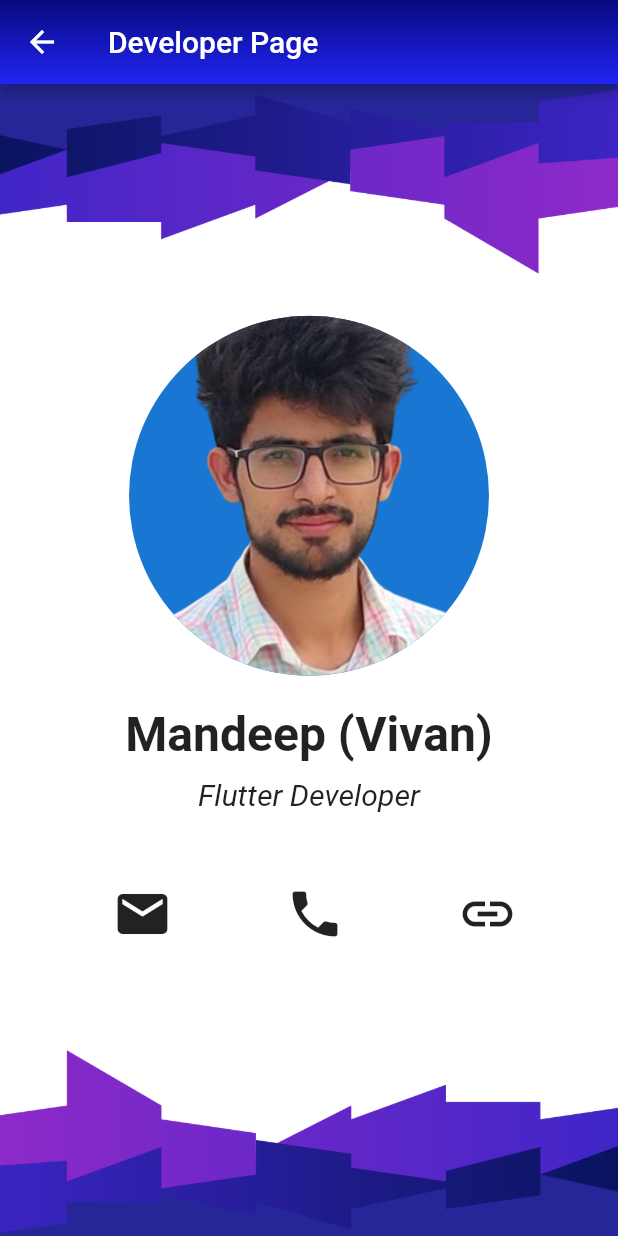
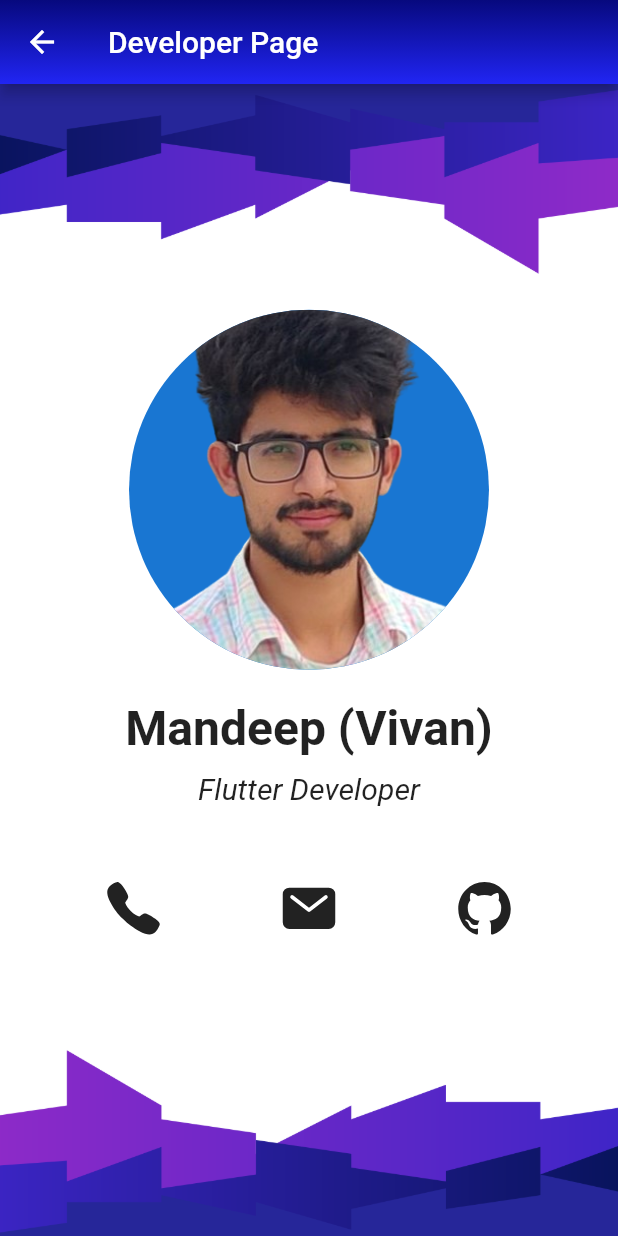
Before and after one commit to Mandeep-vivu/technozarreap, a Flutter app: the RegistrationForm screen opened directly with empty values, after a tap on the "menu" icon, after a tap on "Developer", on a phone screen of 412 x 824 dp. Run offline on Flutter 3.47's test engine with Material 2 defaults, Android fonts, the phone set to English and light mode, and no system bars; our stand-ins replace ionicons, rive, shared_preferences; accounts and stored records are empty; statements that could not run were skipped.

Commit message:
new look

```diff
--- a/lib/developer.dart
+++ b/lib/developer.dart
@@ -1,9 +1,42 @@
 import 'package:flutter/material.dart';
-import 'package:url_launcher/link.dart';
+
 import 'package:url_launcher/url_launcher.dart';
+import 'package:ionicons/ionicons.dart';
 
-class DeveloperPage extends StatelessWidget {
+class DeveloperPage extends StatefulWidget {
   const DeveloperPage({Key? key}) : super(key: key);
+
+  @override
+  State<DeveloperPage> createState() => _DeveloperPageState();
+}
+
+class _DeveloperPageState extends State<DeveloperPage> {
+
+
+  @override
+  void initState() {
+    super.initState();
+    // Check for phone call support.
+    canLaunchUrl(Uri(scheme: 'tel', path: ' ')); }
+
+
+  Future<void> _launchInBrowser(Uri url) async {
+    if (!await launchUrl(
+      url,
+      mode: LaunchMode.externalApplication,
+    )) {
+      throw Exception('Could not launch $url');
+    }
+  }
+
+
+  Future<void> _makePhoneCall(String phoneNumber) async {
+    final Uri launchUri = Uri(
+      scheme: 'tel',
+      path: phoneNumber,
+    );
+    await launchUrl(launchUri);
+  }
 
   @override
   Widget build(BuildContext context) {
@@ -11,7 +44,7 @@
       appBar: AppBar(
         title: const Text('Developer Page'),
         flexibleSpace: Container(
-          decoration: BoxDecoration(
+          decoration: const BoxDecoration(
             gradient: LinearGradient(
               begin: Alignment.topCenter,
               end: Alignment.bottomCenter,
@@ -58,26 +91,37 @@
               mainAxisAlignment: MainAxisAlignment.spaceEvenly,
               children: [
                 IconButton(
-                  icon: const Icon(
-                    Icons.mail,
-                    size: 40,
-                  ),
-                  onPressed: () {},
+                  onPressed: (){
+                    String phoneNumber = "8708893657";
+                    setState(() {
+                      _makePhoneCall(phoneNumber);
+                    }
+                    ) ;
+
+                  },
+                  icon: const Icon(Ionicons.call),
+                  iconSize: 40,
                 ),
                 IconButton(
-                  icon: const Icon(
-                    Icons.phone,
-                    size: 40,
-                  ),
-                  onPressed: () {},
+                  onPressed: (){
+                    Uri toLaunch = Uri(
+                        scheme: 'mailto',
+                        path: 'mandeepses132@gmail.com',
+                    );
+                   _launchInBrowser(toLaunch);
+                  },
+                  icon: const Icon(Ionicons.mail),
+                  iconSize: 40,
                 ),
                 IconButton(
-                  icon: const Icon(
-                    Icons.link,
-                    size: 40,
-                  ),
-                  onPressed: () {},
-                ),
+                  onPressed: (){
+                    final Uri toLaunch =
+                    Uri(scheme: 'https', host: 'github.com', path: 'Mandeep-vivu');
+                    _launchInBrowser(toLaunch);
+                  },
+                  icon: const Icon(Ionicons.logo_github),
+                  iconSize: 40,
+      ),
               ],
             ),
             const SizedBox(height: 40),
--- a/lib/drawer.dart
+++ b/lib/drawer.dart
@@ -61,7 +61,7 @@
                       // do something when Home is selected
                       Navigator.push(
                         context,
-                        MaterialPageRoute(builder: (context) => MyApp()),
+                        MaterialPageRoute(builder: (context) => const MyApp()),
                       );
                     },
                   ),
@@ -76,7 +76,22 @@
                       Navigator.push(
                         context,
                         MaterialPageRoute(
-                            builder: (context) => DeveloperPage()),
+                            builder: (context) => const DeveloperPage()),
+                      );
+                    },
+                  ),
+                  const Divider(),
+                  ListTile(
+                    leading: const Icon(
+                      Icons.code,
+                      color: Color.fromRGBO(38, 8, 173, 0.69),
+                    ),
+                    title: const Text('Developer'),
+                    onTap: () {
+                      Navigator.push(
+                        context,
+                        MaterialPageRoute(
+                            builder: (context) => const DeveloperPage()),
                       );
                     },
                   ),
--- a/lib/regisform.dart
+++ b/lib/regisform.dart
@@ -451,7 +451,7 @@
                           },
                         ),
                         const SizedBox(height: 16.0),
-                        DropdownButtonFormField<int>(
+                      TextFormField(
                         decoration: InputDecoration(
                           labelText: 'Course Year',
                           labelStyle: const TextStyle(
@@ -496,19 +496,19 @@
                           filled: true,
                         ),
                         style: const TextStyle(color: Colors.purple),
-                          value: _courseYear,
+                        enabled: false,
+                        keyboardType: TextInputType.number,
+                        validator: (value) {
+                          if (value == null || value.isEmpty) {
+                            return 'Please enter course year';
+                          }
+                          return null;
+                        },
                         onChanged: (value) {
                           setState(() {
-                              _courseYear = value!;
+                            _courseYear = int.tryParse(value) ?? 0;
                           });
                         },
-                          items: [1, 2, 3, 4]
-                              .map<DropdownMenuItem<int>>((int value) {
-                            return DropdownMenuItem<int>(
-                              value: value,
-                              child: Text('$value'),
-                            );
-                          }).toList(),
                       ),
                       const SizedBox(height: 16.0),
                         const Text(
--- a/pubspec.yaml
+++ b/pubspec.yaml
@@ -25,6 +25,7 @@
   logger: ^1.0.0
   rive: ^0.10.4
   shared_preferences: ^2.0.6
+  ionicons: ^0.2.2
 
 
 dev_dependencies:
```
Also changed, not shown: lib/website.dart (added), pubspec.lock. Lines whose indentation alone changed are shown as unchanged.
